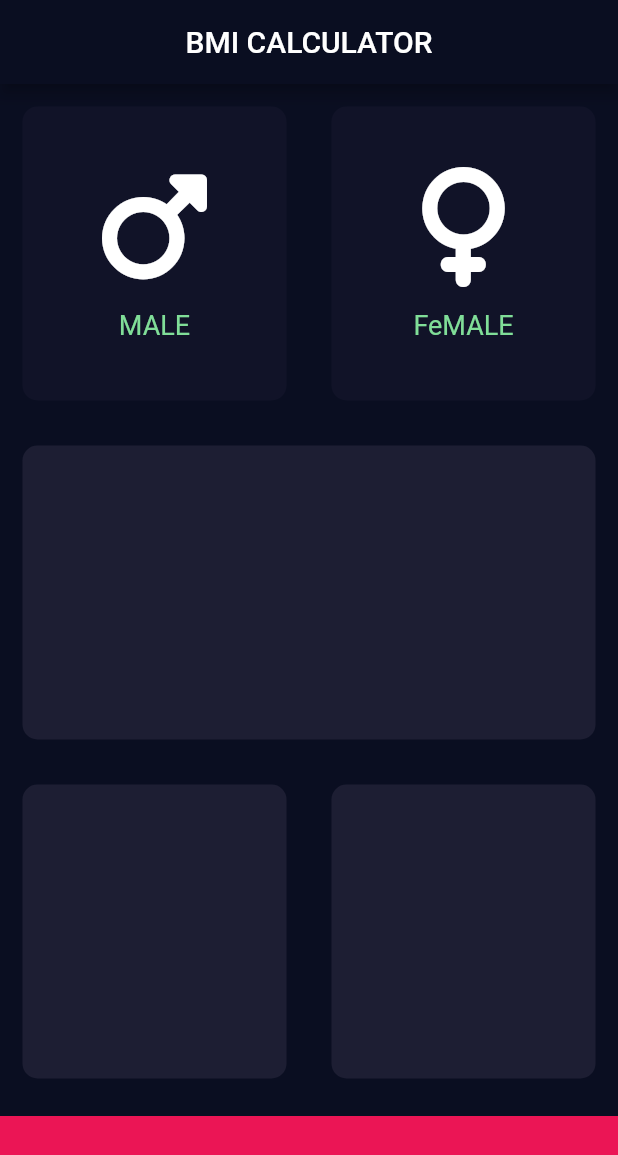
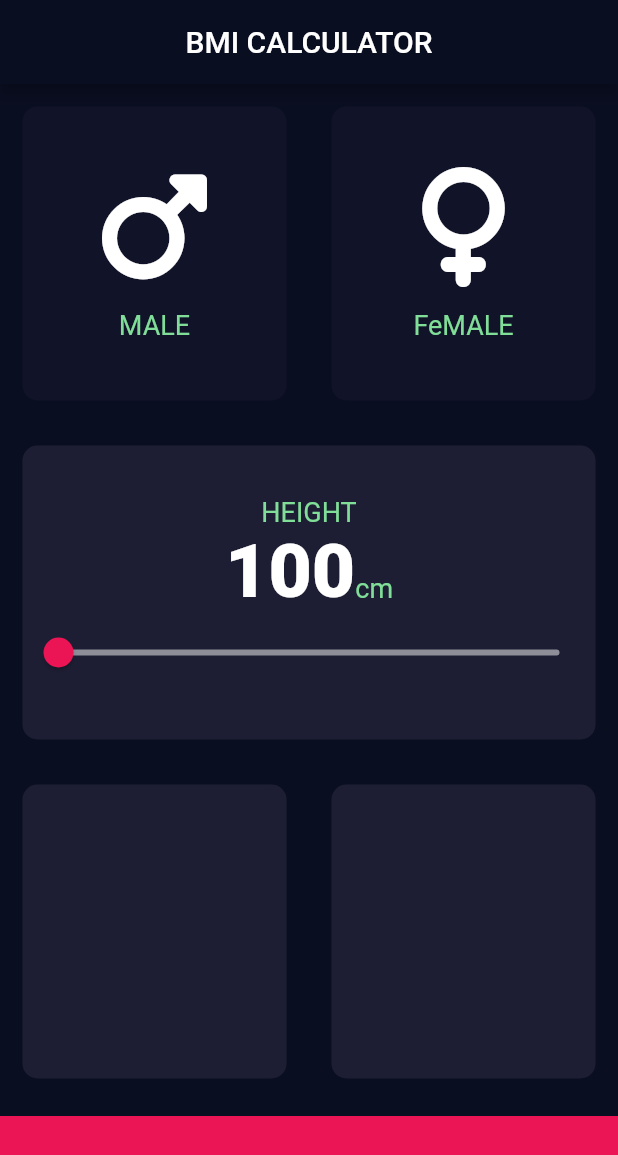
Before and after one commit to Nis-chal/bmi-calculator-flutter, a Flutter app: the screen it shows after launch, on a phone screen of 412 x 824 dp. Shown: the top 1155 px of the screen. Run offline on Flutter 3.47's test engine with Material 2 defaults, Android fonts, the phone set to English and light mode, and no system bars; our stand-ins replace font_awesome_flutter.

Commit message:
slider was created using slider widget

```diff
--- /dev/null
+++ b/lib/constants.dart
@@ -0,0 +1,16 @@
+import 'package:flutter/material.dart';
+
+const kBottomContainerHeight = 80.0;
+const kActiveCardColour = Color(0xFF1D1E33);
+const kInactiveCardColour = Color(0xFF111328);
+const kBottomContainerColour = Color(0xFFEB1555);
+const kLableTextStyle = TextStyle(
+  fontSize: 18.0,
+  color: Color(0xFF80dE98),
+);
+
+
+const kMTextStyle = TextStyle(
+  fontSize: 50.0,
+  fontWeight: FontWeight.w900,
+);
--- a/lib/icon_content.dart
+++ b/lib/icon_content.dart
@@ -1,10 +1,6 @@
 import 'package:flutter/material.dart';
-import 'package:font_awesome_flutter/font_awesome_flutter.dart';
 
-const lableTextStyle = TextStyle(
-  fontSize: 18.0,
-  color: Color(0xFF80dE98),
-);
+import 'constants.dart';
 
 class IconContent extends StatelessWidget {
   final IconData icon;
@@ -26,7 +22,7 @@ class IconContent extends StatelessWidget {
         ),
         Text(
           label,
-          style: lableTextStyle,
+          style: kLableTextStyle,
         )
       ],
     );
--- a/lib/input_page.dart
+++ b/lib/input_page.dart
@@ -2,11 +2,8 @@ import 'package:flutter/material.dart';
 import 'package:font_awesome_flutter/font_awesome_flutter.dart';
 import 'package:bmicalculatorapp/icon_content.dart';
 import 'package:bmicalculatorapp/reusable_card.dart';
+import 'constants.dart';
 
-const bottomContainerHeight = 80.0;
-const activeCardColour = Color(0xFF1D1E33);
-const inactiveCardColour = Color(0xFF111328);
-const bottomContainerColour = Color(0xFFEB1555);
 enum Gender { male, female }
 
 class InputPage extends StatefulWidget {
@@ -16,6 +13,7 @@ class InputPage extends StatefulWidget {
 
 class _InputPageState extends State<InputPage> {
   Gender? selectedGender;
+  int height = 100;
 
   // Color maleCardColour = inactiveCardColour;
   // Color femaleCardColour = inactiveCardColour;
@@ -48,21 +46,21 @@ class _InputPageState extends State<InputPage> {
         centerTitle: true,
       ),
       body: Column(
+        crossAxisAlignment: CrossAxisAlignment.stretch,
         children: [
           Expanded(
             child: Row(
               children: [
                 Expanded(
                   child: ReusableCard(
-                    onPress: (){
+                    onPress: () {
                       setState(() {
                         selectedGender = Gender.male;
-
                       });
                     },
                     colour: selectedGender == Gender.male
-                        ? activeCardColour
-                        : inactiveCardColour,
+                        ? kActiveCardColour
+                        : kInactiveCardColour,
                     cardChild: IconContent(
                       icon: FontAwesomeIcons.mars,
                       label: 'MALE',
@@ -71,14 +69,14 @@ class _InputPageState extends State<InputPage> {
                 ),
                 Expanded(
                   child: ReusableCard(
-                     onPress: () {
+                    onPress: () {
                       setState(() {
                         selectedGender = Gender.female;
                       });
                     },
                     colour: selectedGender == Gender.female
-                        ? activeCardColour
-                        : inactiveCardColour,
+                        ? kActiveCardColour
+                        : kInactiveCardColour,
                     cardChild: IconContent(
                       icon: FontAwesomeIcons.venus,
                       label: 'FeMALE',
@@ -90,8 +88,43 @@ class _InputPageState extends State<InputPage> {
           ),
           Expanded(
             child: ReusableCard(
-
-              colour: activeCardColour,
+              colour: kActiveCardColour,
+              cardChild: Column(
+                mainAxisAlignment: MainAxisAlignment.center,
+                children: [
+                  Text(
+                    'HEIGHT',
+                    style: kLableTextStyle,
+                  ),
+                  Row(
+                    mainAxisAlignment: MainAxisAlignment.center,
+                    crossAxisAlignment: CrossAxisAlignment.baseline,
+                    textBaseline: TextBaseline.alphabetic,
+                    children: [
+                      Text(
+                        height.toString(),
+                        style: kMTextStyle,
+                      ),
+                      Text(
+                        'cm',
+                        style: kLableTextStyle,
+                      ),
+                    ],
+                  ),
+                  Slider(
+                    value: height.toDouble(),
+                    min: 100.0,
+                    max: 220.0,
+                    activeColor: Color(0xFFEB1555),
+                    inactiveColor: Color(0xFF8D8E98),
+                    onChanged: (double newValue) {
+                      setState(() {
+                        height = newValue.round();
+                      });
+                    },
+                  ),
+                ],
+              ),
             ),
           ),
           Expanded(
@@ -99,22 +132,22 @@ class _InputPageState extends State<InputPage> {
               children: [
                 Expanded(
                   child: ReusableCard(
-                    colour: activeCardColour,
+                    colour: kActiveCardColour,
                   ),
                 ),
                 Expanded(
                   child: ReusableCard(
-                    colour: activeCardColour,
+                    colour: kActiveCardColour,
                   ),
                 ),
               ],
             ),
           ),
           Container(
-            color: bottomContainerColour,
+            color: kBottomContainerColour,
             margin: EdgeInsets.only(top: 10.0),
             width: double.infinity,
-            height: bottomContainerHeight,
+            height: kBottomContainerHeight,
           )
         ],
       ),
```
